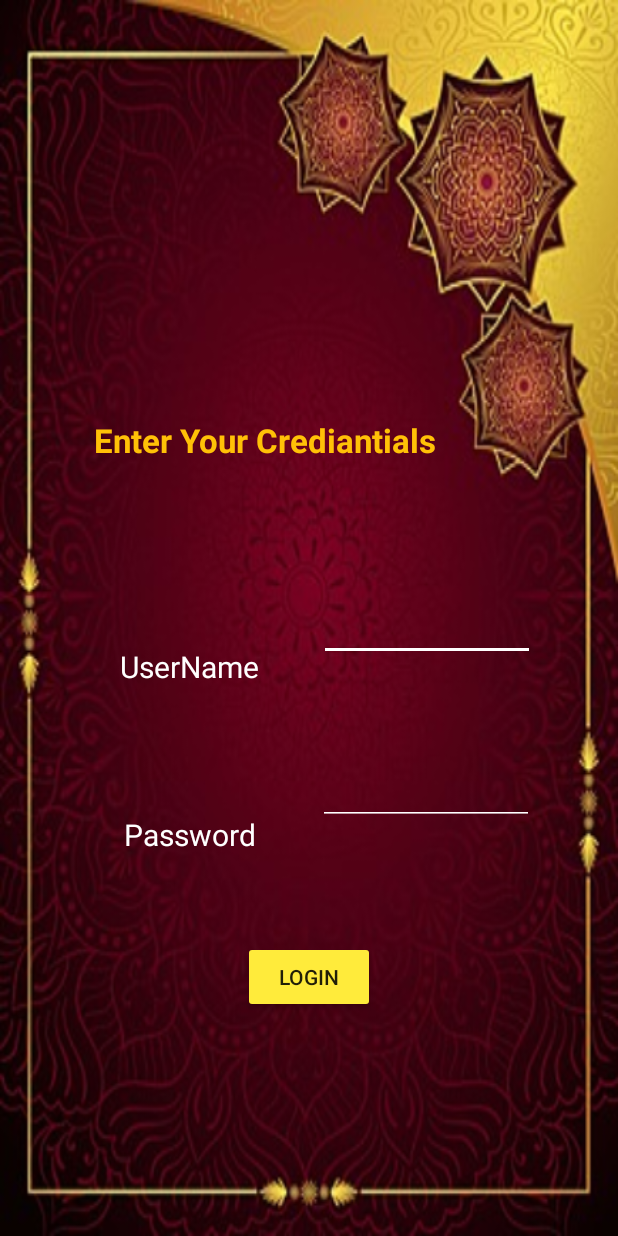
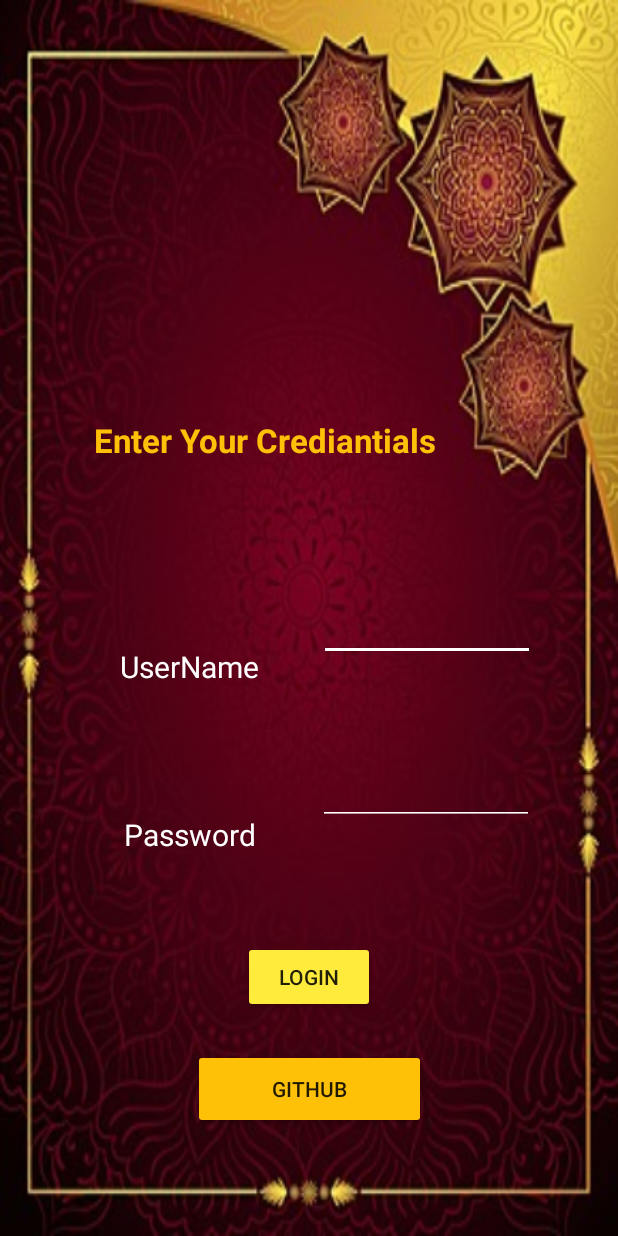
Before and after one commit to SabaInam7/TeacherMadriisaAPP, an Android app: the screen it shows after launch (MainActivity), on a phone screen of 412 x 824 dp. Run offline under Robolectric (Android 15) with nearby library versions, the light colour scheme and no system bars.

Commit message:
GitHub Button

```diff
--- a/app/src/main/java/com/example/teacherquranapp/MainActivity.java
+++ b/app/src/main/java/com/example/teacherquranapp/MainActivity.java
@@ -3,6 +3,7 @@ package com.example.teacherquranapp;
 import androidx.appcompat.app.AppCompatActivity;
 
 import android.content.Intent;
+import android.net.Uri;
 import android.os.Bundle;
 import android.view.View;
 import android.widget.Button;
@@ -11,7 +12,7 @@ import android.widget.Toast;
 
 
 public class MainActivity extends AppCompatActivity {
-    Button _btnLogin;
+    Button _btnLogin, gitbutton;
     EditText _etName;
     EditText _etPassword;
 
@@ -22,7 +23,16 @@ public class MainActivity extends AppCompatActivity {
         _btnLogin = findViewById(R.id.btnLogin);
         _etName=findViewById(R.id.editTextName);
         _etPassword=findViewById(R.id.editTextPassword);
-
+        gitbutton=findViewById(R.id.GithubButton);
+        gitbutton.setOnClickListener(new View.OnClickListener() {
+            @Override
+            public void onClick(View view) {
+                String url="https://github.com/SabaInam7/TeacherMadriisaAPP.git";
+                Intent intent= new Intent(Intent.ACTION_VIEW);
+                intent.setData(Uri.parse(url));
+                startActivity(intent);
+            }
+        });
         _btnLogin.setOnClickListener(new View.OnClickListener() {
             @Override
             public void onClick(View view) {
--- a/app/src/main/res/layout/activity_main.xml
+++ b/app/src/main/res/layout/activity_main.xml
@@ -105,4 +105,15 @@
         app:layout_constraintTop_toBottomOf="@+id/editTextPassword"
         tools:background="#FFEB3B" />
 
+    <Button
+        android:id="@+id/GithubButton"
+        android:layout_width="155dp"
+        android:layout_height="53dp"
+        android:layout_marginTop="24dp"
+        android:backgroundTint="#FFC107"
+        android:text="GitHub"
+        app:layout_constraintEnd_toEndOf="parent"
+        app:layout_constraintStart_toStartOf="parent"
+        app:layout_constraintTop_toBottomOf="@+id/btnLogin" />
+
 </androidx.constraintlayout.widget.ConstraintLayout>
```
